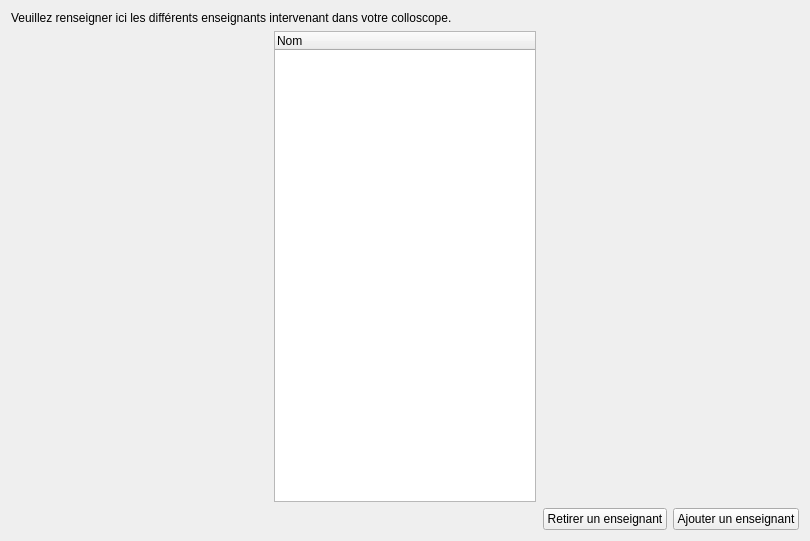
First picture: the form in main/TeachersTab.ui, repository Blackhol3/kholgen, before the edit.
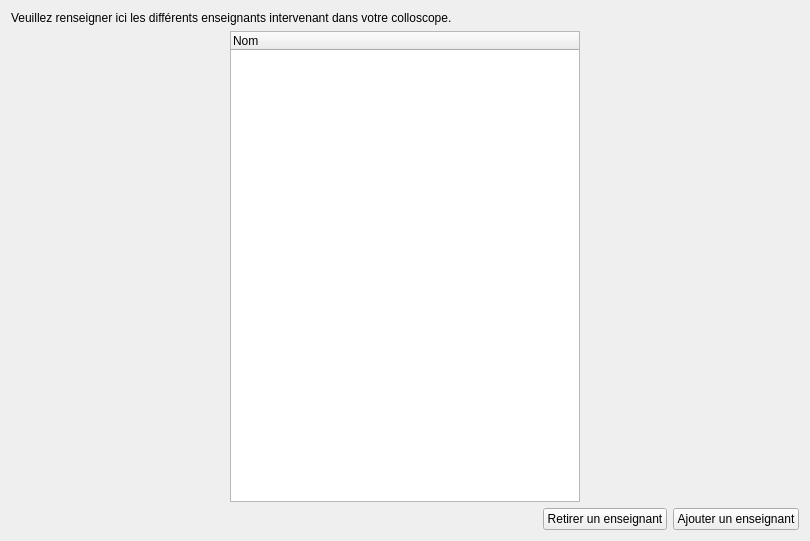
Second picture: the form after the edit.

What changed in the file:
```diff
--- a/main/TeachersTab.ui
+++ b/main/TeachersTab.ui
@@ -38,6 +38,12 @@
      </item>
      <item>
       <widget class="QTreeWidget" name="tree">
+       <property name="minimumSize">
+        <size>
+         <width>350</width>
+         <height>0</height>
+        </size>
+       </property>
        <property name="selectionMode">
         <enum>QAbstractItemView::ExtendedSelection</enum>
        </property>
```
